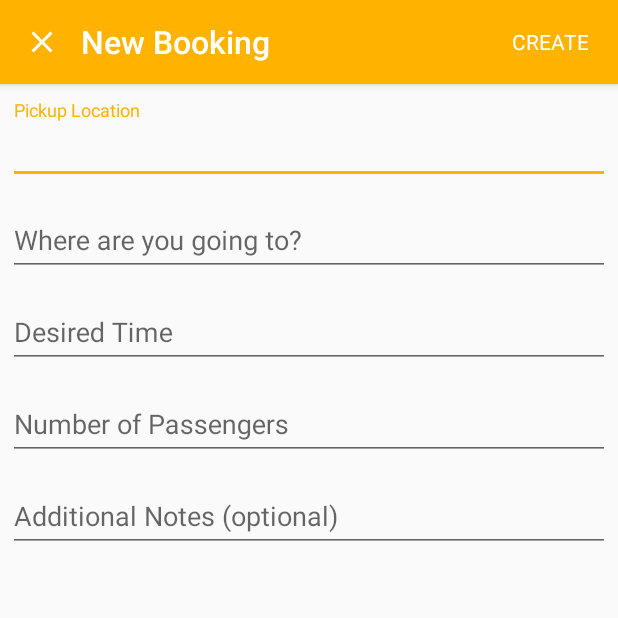
After one commit to rhys3010/taxe, an Android app: the CreateBookingActivity screen opened directly, with no data from a screen before it, on a phone screen of 412 x 824 dp, the top half of it. The commit adds this screen. Run offline under Robolectric (Android 15) with nearby library versions, the phone set to English and light mode, and no system bars.

Commit message:
added skeleton support for booking creation UI

```diff
--- a/app/src/main/java/xyz/rhysevans/taxe/ui/TaxeMainActivity.java
+++ b/app/src/main/java/xyz/rhysevans/taxe/ui/TaxeMainActivity.java
@@ -1,10 +1,9 @@
 package xyz.rhysevans.taxe.ui;
 
 import android.content.Intent;
-import android.content.SharedPreferences;
-import android.preference.PreferenceManager;
 import android.support.annotation.NonNull;
 import android.support.design.widget.BottomNavigationView;
+import android.support.design.widget.FloatingActionButton;
 import android.support.design.widget.NavigationView;
 import android.support.v4.app.Fragment;
 import android.support.v4.app.FragmentTransaction;
@@ -12,15 +11,14 @@ import android.support.v7.app.ActionBar;
 import android.support.v7.app.AppCompatActivity;
 import android.os.Bundle;
 import android.view.MenuItem;
-import android.widget.Button;
-import android.widget.TextView;
 
 import xyz.rhysevans.taxe.R;
 import xyz.rhysevans.taxe.ui.account.AccountOverviewFragment;
+import xyz.rhysevans.taxe.ui.authentication.TaxeAuthenticationActivity;
 import xyz.rhysevans.taxe.ui.booking.BookingHistoryFragment;
 import xyz.rhysevans.taxe.ui.booking.BookingOverviewFragment;
+import xyz.rhysevans.taxe.ui.booking.CreateBookingActivity;
 import xyz.rhysevans.taxe.ui.home.HomeFragment;
-import xyz.rhysevans.taxe.util.Constants;
 import xyz.rhysevans.taxe.util.SharedPreferencesManager;
 
 /**
@@ -61,6 +59,10 @@ public class TaxeMainActivity extends AppCompatActivity implements NavigationVie
         // Initialize Nav Menu
         BottomNavigationView navMenu = findViewById(R.id.navigation_menu);
         navMenu.setOnNavigationItemSelectedListener(this::onNavigationItemSelected);
+
+        // Initalize FAB
+        FloatingActionButton fab = findViewById(R.id.new_booking_fab);
+        fab.setOnClickListener(v -> showCreateBooking());
 
         // Load the default fragment
         loadFragment(new HomeFragment());
@@ -110,7 +112,14 @@ public class TaxeMainActivity extends AppCompatActivity implements NavigationVie
         // Load the fragment
         FragmentTransaction ft = getSupportFragmentManager().beginTransaction();
         ft.replace(R.id.main_fragment_container, fragment);
-        ft.addToBackStack(null);
         ft.commit();
     }
+
+    /**
+     * Show the create booking activity above the main activity
+     */
+    private void showCreateBooking(){
+        Intent intent = new Intent(this, CreateBookingActivity.class);
+        startActivity(intent);
+    }
 }
--- a/app/src/main/java/xyz/rhysevans/taxe/ui/account/AccountOverviewFragment.java
+++ b/app/src/main/java/xyz/rhysevans/taxe/ui/account/AccountOverviewFragment.java
@@ -17,7 +17,7 @@ import java.util.ArrayList;
 
 import xyz.rhysevans.taxe.R;
 import xyz.rhysevans.taxe.model.User;
-import xyz.rhysevans.taxe.ui.TaxeAuthenticationActivity;
+import xyz.rhysevans.taxe.ui.authentication.TaxeAuthenticationActivity;
 import xyz.rhysevans.taxe.ui.authentication.LoginFragment;
 import xyz.rhysevans.taxe.util.SharedPreferencesManager;
 
@@ -72,6 +72,44 @@ public class AccountOverviewFragment extends Fragment implements ListView.OnItem
         return view;
     }
 
+    /**
+     * OnItemClick, handle when an item from the account actions list is clicked
+     * @param parent
+     * @param view
+     * @param position
+     * @param id
+     */
+    @Override
+    public void onItemClick(AdapterView<?> parent, View view, int position, long id) {
+        // Get the resource ID of the list item's String
+        int itemId = accountActions.get(position).getText();
+
+        // Depending on the value of the string, perform relevant action
+        switch(itemId){
+            case R.string.account_action_change_password:
+                // TODO
+                break;
+
+            case R.string.account_action_change_name:
+                // TODO
+                break;
+
+            case R.string.account_action_language:
+                // TODO
+                break;
+
+            case R.string.account_action_log_out:
+                logout();
+                break;
+
+            case R.string.account_action_about:
+                // TODO
+                break;
+
+            default:
+                // Do nothing
+        }
+    }
 
     /**
      * Initialize the contents of the account overview masthead
@@ -159,43 +197,4 @@ public class AccountOverviewFragment extends Fragment implements ListView.OnItem
         Button negativeButton = dialog.getButton(AlertDialog.BUTTON_NEGATIVE);
         negativeButton.setTextColor(getActivity().getColor(R.color.colorPrimary));
     }
-
-    /**
-     * OnItemClick, handle when an item from the account actions list is clicked
-     * @param parent
-     * @param view
-     * @param position
-     * @param id
-     */
-    @Override
-    public void onItemClick(AdapterView<?> parent, View view, int position, long id) {
-        // Get the resource ID of the list item's String
-        int itemId = accountActions.get(position).getText();
-
-        // Depending on the value of the string, perform relevant action
-        switch(itemId){
-            case R.string.account_action_change_password:
-                // TODO
-                break;
-
-            case R.string.account_action_change_name:
-                // TODO
-                break;
-
-            case R.string.account_action_language:
-                // TODO
-                break;
-
-            case R.string.account_action_log_out:
-                logout();
-                break;
-
-            case R.string.account_action_about:
-                // TODO
-                break;
-
-            default:
-                // Do nothing
-        }
-    }
 }
--- a/app/src/main/java/xyz/rhysevans/taxe/ui/TaxeAuthenticationActivity.java
+++ b/app/src/main/java/xyz/rhysevans/taxe/ui/authentication/TaxeAuthenticationActivity.java
@@ -1,4 +1,4 @@
-package xyz.rhysevans.taxe.ui;
+package xyz.rhysevans.taxe.ui.authentication;
 
 import android.support.v7.app.AppCompatActivity;
 import android.os.Bundle;
--- /dev/null
+++ b/app/src/main/java/xyz/rhysevans/taxe/ui/booking/CreateBookingActivity.java
@@ -0,0 +1,170 @@
+package xyz.rhysevans.taxe.ui.booking;
+
+import android.app.AlertDialog;
+import android.content.Intent;
+import android.support.v7.app.AppCompatActivity;
+import android.os.Bundle;
+import android.support.v7.widget.Toolbar;
+import android.util.Log;
+import android.widget.Button;
+import android.widget.EditText;
+import android.widget.ImageButton;
+import android.widget.TextView;
+
+import xyz.rhysevans.taxe.R;
+import xyz.rhysevans.taxe.ui.authentication.TaxeAuthenticationActivity;
+
+/**
+ * CreateBookingActivity.java
+ *
+ * Controller class for activity creation screen
+ *
+ * @author Rhys Evans
+ * @version 0.1
+ */
+public class CreateBookingActivity extends AppCompatActivity {
+
+    /**
+     * Close button
+     */
+    private ImageButton cancelBtn;
+
+    /**
+     * The 'create' button
+     */
+    private TextView createBtn;
+
+    /**
+     * Pickup location view
+     */
+    private EditText pickupLocationInput;
+
+    /**
+     * Destination location view
+     */
+    private EditText destinationInput;
+
+    /**
+     * Desired Time input view
+     */
+    private EditText timeInput;
+
+    /**
+     * Number of passengers input view
+     */
+    private EditText noPassengersInput;
+
+    /**
+     * Notes input view
+     */
+    private EditText notesInput;
+
+    /**
+     * Called when the activity is created to initialize all the views and needed behaviour
+     * @param savedInstanceState
+     */
+    @Override
+    protected void onCreate(Bundle savedInstanceState) {
+        super.onCreate(savedInstanceState);
+        setContentView(R.layout.activity_create_booking);
+
+        // Initialize all views
+        initViews();
+
+        // Initialize Toolbar
+        Toolbar toolbar = findViewById(R.id.create_booking_toolbar);
+        setSupportActionBar(toolbar);
+        getSupportActionBar().setDisplayShowTitleEnabled(false);
+    }
+
+    /**
+     * Override default back button behaviour to prompt user for
+     * confirmation instead
+     */
+    @Override
+    public void onBackPressed(){
+        cancel();
+    }
+
+    /**
+     * Initialize all the required views
+     */
+    private void initViews(){
+        // Initialize all the variables
+        cancelBtn = findViewById(R.id.create_booking_close_button);
+        createBtn = findViewById(R.id.create_booking_button);
+        pickupLocationInput = findViewById(R.id.pickup_location_input);
+        destinationInput = findViewById(R.id.destination_input);
+        timeInput = findViewById(R.id.time_input);
+        noPassengersInput = findViewById(R.id.number_of_passengers_input);
+        notesInput = findViewById(R.id.notes_input);
+
+        // Add behaviour to relevant views
+        cancelBtn.setOnClickListener(v -> cancel());
+        createBtn.setOnClickListener(v -> createBooking());
+    }
+
+    /**
+     * Create the booking
+     */
+    private void createBooking(){
+    }
+
+    /**
+     * Show confirmation dialog if any inputs have contents
+     * if not, simply end the activity
+     */
+    private void cancel(){
+        if(isFormEmpty()){
+            finish();
+        }else{
+            // Confirmation dialog
+            AlertDialog.Builder builder = new AlertDialog.Builder(this);
+
+            builder.setTitle(getString(R.string.cancel_booking_creation_confirmation));
+            // When users confirms dialog, end activity
+            builder.setPositiveButton(android.R.string.ok, (dialog, which) -> {
+                finish();
+            });
+
+            // Do nothing if cancel
+            builder.setNegativeButton(android.R.string.cancel, null);
+
+            AlertDialog dialog = builder.create();
+            dialog.show();
+
+            // Change button colors
+            Button positiveButton = dialog.getButton(AlertDialog.BUTTON_POSITIVE);
+            positiveButton.setTextColor(getColor(R.color.colorPrimary));
+            Button negativeButton = dialog.getButton(AlertDialog.BUTTON_NEGATIVE);
+            negativeButton.setTextColor(getColor(R.color.colorPrimary));
+        }
+    }
+
+    /**
+     * Return whether or not the form is empty
+     */
+    private boolean isFormEmpty(){
+        if(pickupLocationInput.getText().toString().length() != 0){
+            return false;
+        }
+
+        if (destinationInput.getText().toString().length() != 0){
+            return false;
+        }
+
+        if(timeInput.getText().toString().length() != 0){
+            return false;
+        }
+
+        if(noPassengersInput.getText().toString().length() != 0){
+            return false;
+        }
+
+        if(notesInput.getText().toString().length() != 0){
+            return false;
+        }
+
+        return true;
+    }
+}
--- a/app/src/main/java/xyz/rhysevans/taxe/util/ErrorHandler.java
+++ b/app/src/main/java/xyz/rhysevans/taxe/util/ErrorHandler.java
@@ -1,8 +1,6 @@
 package xyz.rhysevans.taxe.util;
 
-import android.app.Activity;
 import android.app.AlertDialog;
-import android.content.DialogInterface;
 import android.content.Intent;
 import android.support.design.widget.Snackbar;
 import android.support.v4.app.Fragment;
@@ -15,8 +13,7 @@ import java.io.IOException;
 
 import retrofit2.adapter.rxjava.HttpException;
 import xyz.rhysevans.taxe.R;
-import xyz.rhysevans.taxe.ui.TaxeAuthenticationActivity;
-import xyz.rhysevans.taxe.ui.TaxeMainActivity;
+import xyz.rhysevans.taxe.ui.authentication.TaxeAuthenticationActivity;
 
 /**
  * ErrorHandler.java
--- /dev/null
+++ b/app/src/main/res/drawable/ic_close_black_24dp.xml
@@ -0,0 +1,9 @@
+<vector xmlns:android="http://schemas.android.com/apk/res/android"
+        android:width="24dp"
+        android:height="24dp"
+        android:viewportWidth="24.0"
+        android:viewportHeight="24.0">
+    <path
+        android:fillColor="#FF000000"
+        android:pathData="M19,6.41L17.59,5 12,10.59 6.41,5 5,6.41 10.59,12 5,17.59 6.41,19 12,13.41 17.59,19 19,17.59 13.41,12z"/>
+</vector>
--- /dev/null
+++ b/app/src/main/res/layout/activity_create_booking.xml
@@ -0,0 +1,153 @@
+<?xml version="1.0" encoding="utf-8"?>
+<android.support.constraint.ConstraintLayout xmlns:android="http://schemas.android.com/apk/res/android"
+    xmlns:app="http://schemas.android.com/apk/res-auto"
+    xmlns:tools="http://schemas.android.com/tools"
+    android:layout_width="match_parent"
+    android:layout_height="match_parent"
+    tools:context=".ui.booking.CreateBookingActivity">
+
+    <!-- Toolbar -->
+    <android.support.v7.widget.Toolbar
+        android:id="@+id/create_booking_toolbar"
+        android:layout_width="match_parent"
+        android:layout_height="?attr/actionBarSize"
+        android:background="@color/colorPrimary"
+        android:elevation="4dp"
+        android:theme="@style/ThemeOverlay.AppCompat.ActionBar"
+        app:popupTheme="@style/Theme.AppCompat.Light"
+        app:layout_constraintTop_toTopOf="parent"
+        app:layout_constraintStart_toStartOf="parent"
+        app:layout_constraintEnd_toEndOf="parent"
+        app:layout_constraintBottom_toTopOf="@id/create_booking_form">
+
+        <!-- Close Button -->
+        <ImageButton
+            android:id="@+id/create_booking_close_button"
+            android:layout_width="wrap_content"
+            android:layout_height="wrap_content"
+            android:background="@android:color/transparent"
+            android:src="@drawable/ic_close_black_24dp"
+            android:tint="@android:color/white"
+            android:layout_alignParentStart="true"
+            android:layout_centerVertical="true"/>
+
+        <!-- Page Title -->
+        <TextView
+            android:id="@+id/create_booking_toolbar_title"
+            android:layout_width="wrap_content"
+            android:layout_height="wrap_content"
+            android:layout_centerVertical="true"
+            android:layout_marginStart="30dp"
+            android:layout_toEndOf="@+id/create_booking_close_button"
+            android:fontFamily="sans-serif-medium"
+            android:text="@string/create_new_booking"
+            android:textColor="@android:color/white"
+            android:textSize="@dimen/text_size_subtitle_1"
+            android:textAlignment="viewEnd"/>
+
+        <!-- Create 'Button' -->
+        <TextView
+            android:id="@+id/create_booking_button"
+            android:layout_width="match_parent"
+            android:layout_height="wrap_content"
+            android:layout_centerVertical="true"
+            android:layout_alignParentEnd="true"
+            android:layout_toEndOf="@+id/create_booking_toolbar_title"
+            android:layout_marginEnd="20dp"
+            android:text="@string/create_new_booking_submit"
+            android:textColor="@android:color/white"
+            android:textAllCaps="true"
+            android:textAlignment="textEnd"/>
+    </android.support.v7.widget.Toolbar>
+
+    <!-- Booking Creation Form -->
+    <LinearLayout
+        android:id="@+id/create_booking_form"
+        android:layout_width="match_parent"
+        android:layout_height="wrap_content"
+        android:gravity="center_horizontal"
+        android:orientation="vertical"
+        android:layout_margin="@dimen/form_margin_register"
+        app:layout_constraintStart_toStartOf="parent"
+        app:layout_constraintEnd_toEndOf="parent"
+        app:layout_constraintTop_toBottomOf="@id/create_booking_toolbar">
+
+        <!-- Pickup Location Field -->
+        <android.support.design.widget.TextInputLayout
+            android:id="@+id/pickup_location_input_container"
+            android:layout_width="match_parent"
+            android:layout_height="wrap_content"
+            android:layout_marginTop="@dimen/form_margin_register">
+
+            <EditText
+                android:id="@+id/pickup_location_input"
+                android:layout_width="match_parent"
+                android:layout_height="wrap_content"
+                android:hint="@string/pickup_location_input_hint"
+                android:inputType="textCapWords"/>
+        </android.support.design.widget.TextInputLayout>
+
+        <!-- Destination Location Field -->
+        <android.support.design.widget.TextInputLayout
+            android:id="@+id/destination_input_container"
+            android:layout_width="match_parent"
+            android:layout_height="wrap_content"
+            android:layout_marginTop="@dimen/form_margin_register">
+
+            <EditText
+                android:id="@+id/destination_input"
+                android:layout_width="match_parent"
+                android:layout_height="wrap_content"
+                android:hint="@string/destination_input_hint"
+                android:inputType="textCapWords"/>
+        </android.support.design.widget.TextInputLayout>
+
+        <!-- Requested Time Field -->
+        <android.support.design.widget.TextInputLayout
+            android:id="@+id/time_input_container"
+            android:layout_width="match_parent"
+            android:layout_height="wrap_content"
+            android:layout_marginTop="@dimen/form_margin_register">
+
+            <EditText
+                android:id="@+id/time_input"
+                android:layout_width="match_parent"
+                android:layout_height="wrap_content"
+                android:hint="@string/time_input_hint"
+                android:inputType="time"/>
+        </android.support.design.widget.TextInputLayout>
+
+        <!-- Number of Passengers Field -->
+        <android.support.design.widget.TextInputLayout
+            android:id="@+id/number_of_passengers_input_container"
+            android:layout_width="match_parent"
+            android:layout_height="wrap_content"
+            android:layout_marginTop="@dimen/form_margin_register">
+
+            <EditText
+                android:id="@+id/number_of_passengers_input"
+                android:layout_width="match_parent"
+                android:layout_height="wrap_content"
+                android:hint="@string/number_of_passengers_input_hint"
+                android:inputType="number"/>
+        </android.support.design.widget.TextInputLayout>
+
+        <!-- Additional Notes Field (Optional) -->
+        <android.support.design.widget.TextInputLayout
+            android:id="@+id/notes_input_container"
+            android:layout_width="match_parent"
+            android:layout_height="wrap_content"
+            android:layout_marginTop="@dimen/form_margin_register">
+
+            <EditText
+                android:id="@+id/notes_input"
+                android:layout_width="match_parent"
+                android:layout_height="wrap_content"
+                android:hint="@string/notes_input_hint"
+                android:inputType="textMultiLine"
+                android:maxLength="200"
+                android:maxLines="4"/>
+        </android.support.design.widget.TextInputLayout>
+    </LinearLayout>
+
+</android.support.constraint.ConstraintLayout>
--- a/app/src/main/res/layout/activity_taxe_authentication.xml
+++ b/app/src/main/res/layout/activity_taxe_authentication.xml
@@ -4,7 +4,7 @@
     xmlns:tools="http://schemas.android.com/tools"
     android:layout_width="match_parent"
     android:layout_height="match_parent"
-    tools:context=".ui.TaxeAuthenticationActivity">
+    tools:context=".ui.authentication.TaxeAuthenticationActivity">
 
     <!-- Fragment Containner -->
     <FrameLayout
--- a/app/src/main/res/values/strings.xml
+++ b/app/src/main/res/values/strings.xml
@@ -14,6 +14,14 @@
     <string name="confirm_password_input_hint">Confirm Password</string>
     <string name="register_button_text">Register</string>
     <string name="logout_confirmation">Are you sure you wish to log out?</string>
+    <string name="create_new_booking">New Booking</string>
+    <string name="create_new_booking_submit">Create</string>
+    <string name="pickup_location_input_hint">Pickup Location</string>
+    <string name="destination_input_hint">Where are you going to?</string>
+    <string name="time_input_hint">Desired Time</string>
+    <string name="number_of_passengers_input_hint">Number of Passengers</string>
+    <string name="notes_input_hint">Additional Notes (optional)</string>
+    <string name="cancel_booking_creation_confirmation">Are you sure you wish to abandon this booking?</string>
 
     <!-- Nav Options -->
     <string name="nav_home">Home</string>
```
Also changed, not shown: app/src/main/AndroidManifest.xml (+6 -1 lines).
